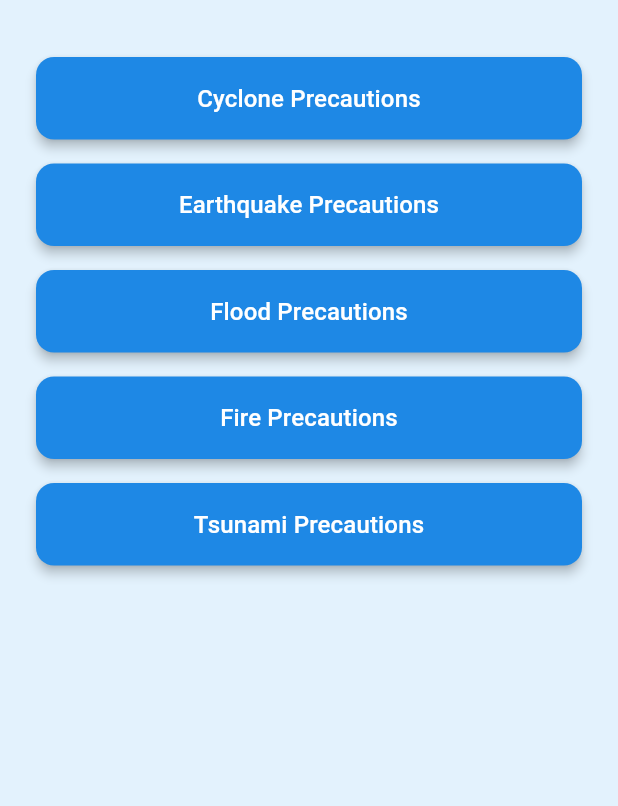
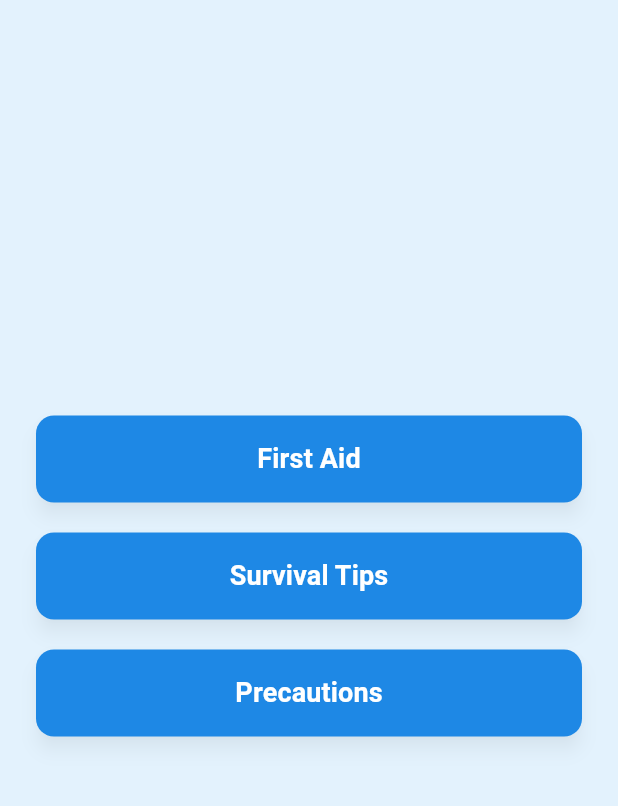
Before and after one commit to Kamalesh8287/DECEPTICON, a Flutter app: the screen it shows after launch, after a tap on "Precaution", on a phone screen of 412 x 824 dp, the part 84-890 px from its top. Run offline on Flutter 3.47's test engine with Material 3 defaults, Android fonts, the phone set to English and light mode, and no system bars.

Commit message:
modified:   android/app/src/main/AndroidManifest.xml 	modified:   ios/Runner/AppDelegate.swift 	deleted:    lib/homescreen.dart 	modified:   lib/main.dart 	new file:   lib/precautions1.dart 	renamed:    lib/precautions.dart -> lib/precautions2.dart 	modified:   lib/report.dart 	modified:   pubspec.lock 	modified:   pubspec.yaml

```diff
--- a/lib/main.dart
+++ b/lib/main.dart
@@ -1,7 +1,7 @@
 import 'package:flutter/material.dart';
 import 'package:k/alerts.dart';
 import 'package:k/onpressedsos.dart';
-import 'package:k/precautions.dart';
+import 'package:k/precautions1.dart';
 import 'package:k/report.dart';
 import 'package:k/shelters.dart';
 
@@ -141,7 +141,7 @@ class _HomeScreenState extends State<HomeScreen> {
                   _buildButton('Report', const Report()),
                   _buildButton('Alerts', const Alerts()),
                   _buildButton('Shelters', const Shelters()),
-                  _buildButton('Precaution', const Precautions()),
+                  _buildButton('Precaution', const Precautions1()),
                 ],
               ),
             ),
--- /dev/null
+++ b/lib/precautions1.dart
@@ -0,0 +1,127 @@
+import 'package:flutter/material.dart';
+import 'package:k/precautions2.dart';
+
+class Precautions1 extends StatelessWidget {
+  const Precautions1({super.key});
+
+  @override
+  Widget build(BuildContext context) {
+    return Scaffold(
+      appBar: AppBar(
+        title: const Text(
+          'Precautions',
+          style: TextStyle(
+            fontWeight: FontWeight.bold,
+            fontSize: 24,
+            color: Colors.white,
+          ),
+        ),
+        backgroundColor: Colors.blue.shade700,
+        centerTitle: true,
+        elevation: 2,
+      ),
+      backgroundColor: Colors.blue.shade50,
+      body: Padding(
+        padding: const EdgeInsets.symmetric(horizontal: 24, vertical: 40),
+        child: Column(
+          mainAxisAlignment: MainAxisAlignment.center,
+          crossAxisAlignment: CrossAxisAlignment.stretch,
+          children: [
+            _buildButton(
+              context,
+              'First Aid',
+              () => Navigator.push(
+                context,
+                MaterialPageRoute(builder: (context) => const FirstAidPage()),
+              ),
+            ),
+            const SizedBox(height: 20),
+            _buildButton(
+              context,
+              'Survival Tips',
+              () => Navigator.push(
+                context,
+                MaterialPageRoute(builder: (context) => const SurvivalTipsPage()),
+              ),
+            ),
+            const SizedBox(height: 20),
+            _buildButton(
+              context,
+              'Precautions',
+              () => Navigator.push(
+                context,
+                MaterialPageRoute(builder: (context) => const Precautions2()), // <-- Fixed reference to Precautions2
+              ),
+            ),
+          ],
+        ),
+      ),
+    );
+  }
+
+  Widget _buildButton(BuildContext context, String text, VoidCallback onPressed) {
+    return ElevatedButton(
+      onPressed: onPressed,
+      style: ElevatedButton.styleFrom(
+        backgroundColor: Colors.blue.shade600,
+        foregroundColor: Colors.white,
+        padding: const EdgeInsets.symmetric(vertical: 16),
+        shape: RoundedRectangleBorder(
+          borderRadius: BorderRadius.circular(12),
+        ),
+        elevation: 5,
+        shadowColor: Colors.black26,
+      ),
+      child: Text(
+        text,
+        style: const TextStyle(fontSize: 18, fontWeight: FontWeight.w600),
+      ),
+    );
+  }
+}
+
+class FirstAidPage extends StatelessWidget {
+  const FirstAidPage({super.key});
+
+  @override
+  Widget build(BuildContext context) {
+    return Scaffold(
+      appBar: AppBar(
+        title: const Text('First Aid'),
+        backgroundColor: Colors.blue.shade700,
+        centerTitle: true,
+        elevation: 2,
+      ),
+      backgroundColor: Colors.blue.shade50,
+      body: const Center(
+        child: Text(
+          'First Aid Content Here...',
+          style: TextStyle(fontSize: 18),
+        ),
+      ),
+    );
+  }
+}
+
+class SurvivalTipsPage extends StatelessWidget {
+  const SurvivalTipsPage({super.key});
+
+  @override
+  Widget build(BuildContext context) {
+    return Scaffold(
+      appBar: AppBar(
+        title: const Text('Survival Tips'),
+        backgroundColor: Colors.blue.shade700,
+        centerTitle: true,
+        elevation: 2,
+      ),
+      backgroundColor: Colors.blue.shade50,
+      body: const Center(
+        child: Text(
+          'Survival Tips Content Here...',
+          style: TextStyle(fontSize: 18),
+        ),
+      ),
+    );
+  }
+}
--- a/lib/precautions.dart
+++ b/lib/precautions2.dart
@@ -1,7 +1,7 @@
 import 'package:flutter/material.dart';
 
-class Precautions extends StatelessWidget {
-  const Precautions({super.key});
+class Precautions2 extends StatelessWidget {
+  const Precautions2({super.key});
 
   @override
   Widget build(BuildContext context) {
@@ -20,7 +20,7 @@ class Precautions extends StatelessWidget {
         elevation: 2,
       ),
       backgroundColor: Colors.blue.shade50,
-      body: Padding(
+      body: SingleChildScrollView( // <-- Added to make the list scrollable
         padding: const EdgeInsets.symmetric(horizontal: 24, vertical: 20),
         child: Column(
           crossAxisAlignment: CrossAxisAlignment.stretch,
@@ -31,6 +31,7 @@ class Precautions extends StatelessWidget {
             _buildButton(context, 'Flood Precautions', 'Flood Precautions Content'),
             _buildButton(context, 'Fire Precautions', 'Fire Precautions Content'),
             _buildButton(context, 'Tsunami Precautions', 'Tsunami Precautions Content'),
+            const SizedBox(height: 20), // Added padding at the bottom
           ],
         ),
       ),
--- a/lib/report.dart
+++ b/lib/report.dart
@@ -56,7 +56,7 @@ class _ReportState extends State<Report> {
                 width: 200,
                 child: const Center(
                   child: Text(
-                    'Report',
+                    '"Report"',
                     style: TextStyle(
                       color: Colors.white,
                       fontSize: 40,
--- a/pubspec.yaml
+++ b/pubspec.yaml
@@ -30,6 +30,8 @@ environment:
 dependencies:
   flutter:
     sdk: flutter
+  google_maps_flutter: ^2.5.0
+
 
   # The following adds the Cupertino Icons font to your application.
   # Use with the CupertinoIcons class for iOS style icons.
```
Also changed, not shown: lib/homescreen.dart (deleted), pubspec.lock, 2 other files.
